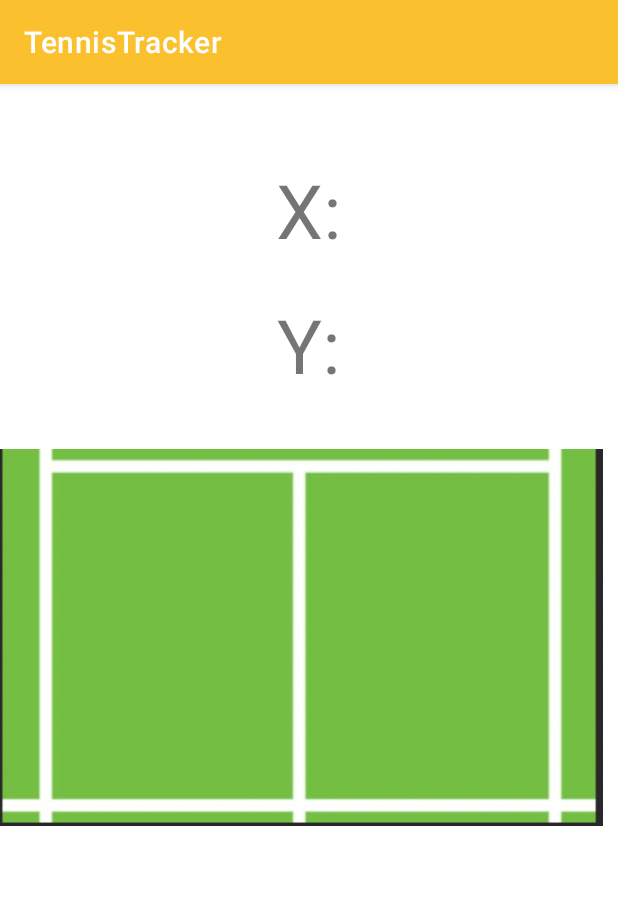
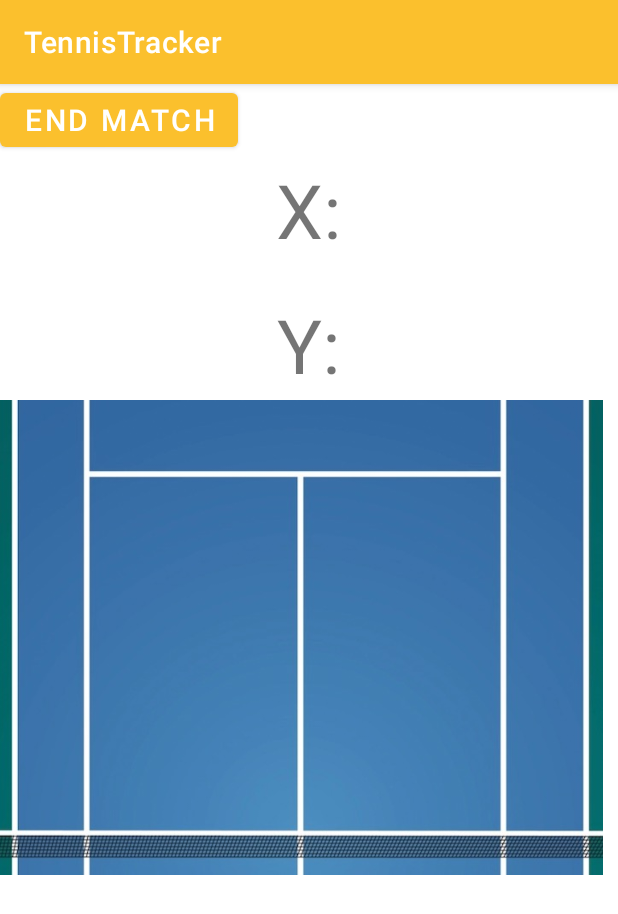
Before and after one commit to TennisTracker/TennisTracker, an Android app: the ServeTracker screen opened directly, with no data from a screen before it, on a phone screen of 412 x 824 dp. Shown: the top 914 px of the screen. Run offline under Robolectric (Android 15) with nearby library versions, the phone set to English and light mode, and no system bars.

Commit message:
added popup and button

```diff
--- a/app/src/main/res/layout/fragment_servespot_tracker.xml
+++ b/app/src/main/res/layout/fragment_servespot_tracker.xml
@@ -7,6 +7,18 @@
     android:layout_width="match_parent"
     android:layout_height="match_parent"
     tools:context=".MainActivity">
+
+    <Button
+        android:layout_width="wrap_content"
+        android:layout_height="wrap_content"
+        android:layout_alignParentStart="true"
+        android:layout_alignParentTop="true"
+        android:layout_marginStart="0dp"
+        android:layout_marginTop="0dp"
+        android:text="END MATCH"
+        android:textSize="20dp" />
+
+
 
     <TextView
         android:id="@+id/text_view_1"
```
Also changed, not shown: app/src/main/java/com/example/tennistracker/ServeTracker.kt (+32 -4 lines), app/src/main/res/layout/popup_window.xml (added, +25 -0 lines), app/src/main/res/drawable/servicebox_right.png (deleted).
